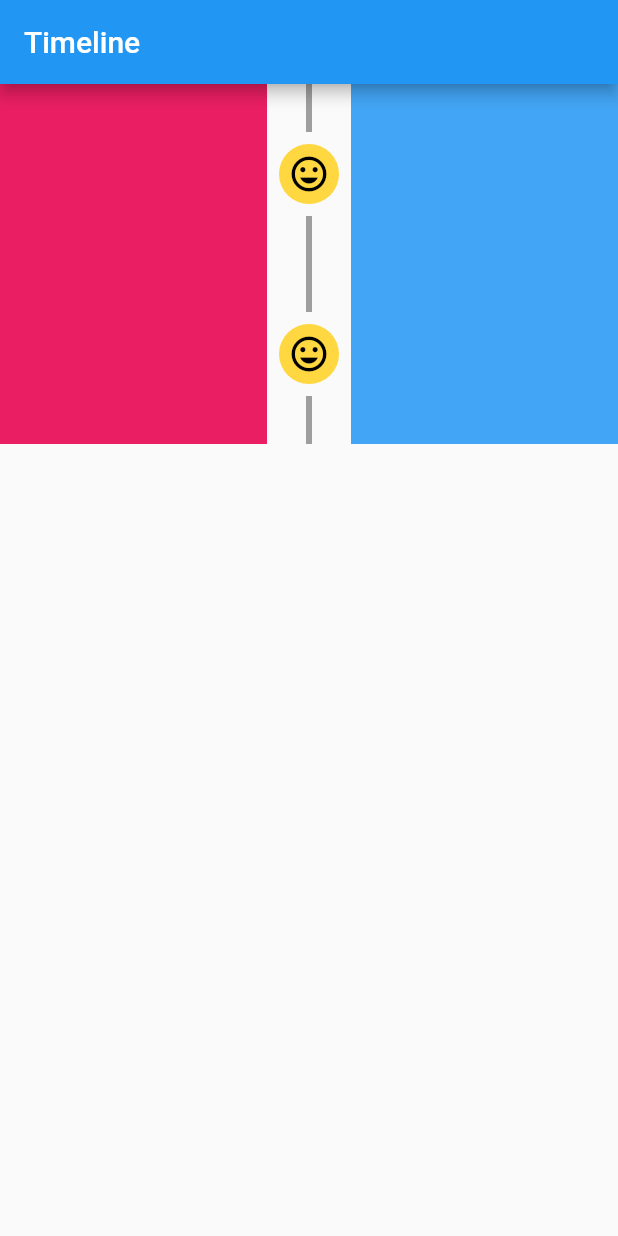
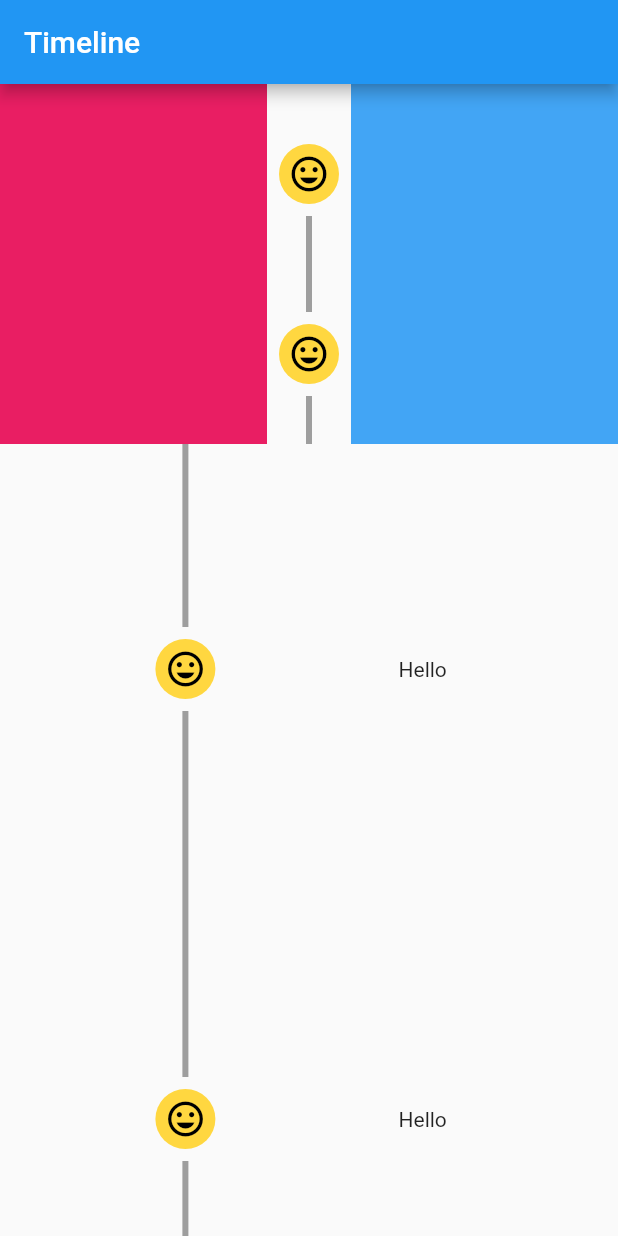
Before and after one commit to chaiyaphat20/flutter_tile_demo2, a Flutter app: the screen it shows after launch, on a phone screen of 412 x 824 dp. Run offline on Flutter 3.47's test engine with Material 2 defaults, Android fonts, the light colour scheme and no system bars; drawn by our look-alikes of timeline_tile.

Commit message:
timeline

```diff
--- a/lib/main.dart
+++ b/lib/main.dart
@@ -28,8 +28,23 @@ class TimeLineWidget extends StatelessWidget {
       appBar: AppBar(
         title: Text("Timeline"),
       ),
-      body: Column(children: [
+      body: SingleChildScrollView(
+        child: TimeLine(),
+      ),
+    );
+  }
+}
+
+class TimeLine extends StatelessWidget {
+  const TimeLine({
+    super.key,
+  });
+
+  @override
+  Widget build(BuildContext context) {
+    return Column(children: [
       TimelineTile(
+        isFirst: true,
         alignment: TimelineAlign.center,
         startChild: Container(
           constraints: const BoxConstraints(minHeight: 120),
@@ -62,8 +77,121 @@ class TimeLineWidget extends StatelessWidget {
             padding: const EdgeInsets.all(8),
             iconStyle: IconStyle(
                 iconData: Icons.insert_emoticon, color: Colors.black)),
-        )
-      ]),
-    );
+      ),
+      TimelineTile(
+        alignment: TimelineAlign.manual,
+        lineXY: 0.3, //0.5 ไปทางขวา 50%  //0.4 ไปทางขวา 40%
+        startChild: Container(
+          constraints: const BoxConstraints(minHeight: 300),
+          // color: Colors.pink,
+        ),
+        endChild: Container(
+          constraints: const BoxConstraints(minHeight: 300),
+          // color: Colors.blue.shade400,
+          child: Center(child: Text("Hello")),
+        ),
+        indicatorStyle: IndicatorStyle(
+            width: 40,
+            color: Colors.amberAccent,
+            padding: const EdgeInsets.all(8),
+            iconStyle: IconStyle(
+                iconData: Icons.insert_emoticon, color: Colors.black)),
+      ),
+       TimelineTile(
+        alignment: TimelineAlign.manual,
+        lineXY: 0.3, //0.5 ไปทางขวา 50%  //0.4 ไปทางขวา 40%
+        startChild: Container(
+          constraints: const BoxConstraints(minHeight: 300),
+          // color: Colors.pink,
+        ),
+        endChild: Container(
+          constraints: const BoxConstraints(minHeight: 300),
+          // color: Colors.blue.shade400,
+          child: Center(child: Text("Hello")),
+        ),
+        indicatorStyle: IndicatorStyle(
+            width: 40,
+            color: Colors.amberAccent,
+            padding: const EdgeInsets.all(8),
+            iconStyle: IconStyle(
+                iconData: Icons.insert_emoticon, color: Colors.black)),
+      ),
+       TimelineTile(
+        alignment: TimelineAlign.manual,
+        lineXY: 0.3, //0.5 ไปทางขวา 50%  //0.4 ไปทางขวา 40%
+        startChild: Container(
+          constraints: const BoxConstraints(minHeight: 300),
+          // color: Colors.pink,
+        ),
+        endChild: Container(
+          constraints: const BoxConstraints(minHeight: 300),
+          // color: Colors.blue.shade400,
+          child: Center(child: Text("Hello")),
+        ),
+        indicatorStyle: IndicatorStyle(
+            width: 40,
+            color: Colors.amberAccent,
+            padding: const EdgeInsets.all(8),
+            iconStyle: IconStyle(
+                iconData: Icons.insert_emoticon, color: Colors.black)),
+      ),
+       TimelineTile(
+        alignment: TimelineAlign.manual,
+        lineXY: 0.3, //0.5 ไปทางขวา 50%  //0.4 ไปทางขวา 40%
+        startChild: Container(
+          constraints: const BoxConstraints(minHeight: 300),
+          // color: Colors.pink,
+        ),
+        endChild: Container(
+          constraints: const BoxConstraints(minHeight: 300),
+          // color: Colors.blue.shade400,
+          child: Center(child: Text("Hello")),
+        ),
+        indicatorStyle: IndicatorStyle(
+            width: 40,
+            color: Colors.amberAccent,
+            padding: const EdgeInsets.all(8),
+            iconStyle: IconStyle(
+                iconData: Icons.insert_emoticon, color: Colors.black)),
+      ),
+       TimelineTile(
+        alignment: TimelineAlign.manual,
+        lineXY: 0.3, //0.5 ไปทางขวา 50%  //0.4 ไปทางขวา 40%
+        startChild: Container(
+          constraints: const BoxConstraints(minHeight: 300),
+          // color: Colors.pink,
+        ),
+        endChild: Container(
+          constraints: const BoxConstraints(minHeight: 300),
+          // color: Colors.blue.shade400,
+          child: Center(child: Text("Hello")),
+        ),
+        indicatorStyle: IndicatorStyle(
+            width: 40,
+            color: Colors.amberAccent,
+            padding: const EdgeInsets.all(8),
+            iconStyle: IconStyle(
+                iconData: Icons.insert_emoticon, color: Colors.black)),
+      ),
+       TimelineTile(
+        alignment: TimelineAlign.manual,
+        lineXY: 0.3, //0.5 ไปทางขวา 50%  //0.4 ไปทางขวา 40%
+        startChild: Container(
+          constraints: const BoxConstraints(minHeight: 300),
+          // color: Colors.pink,
+        ),
+        endChild: Container(
+          constraints: const BoxConstraints(minHeight: 300),
+          // color: Colors.blue.shade400,
+          child: Center(child: Text("Hello")),
+        ),
+        indicatorStyle: IndicatorStyle(
+            width: 40,
+            color: Colors.amberAccent,
+            padding: const EdgeInsets.all(8),
+            iconStyle: IconStyle(
+                iconData: Icons.insert_emoticon, color: Colors.black)),
+      ),
+    ]);
   }
 }
```
Also changed, not shown: readme.txt (added). Lines whose indentation alone changed are shown as unchanged.
